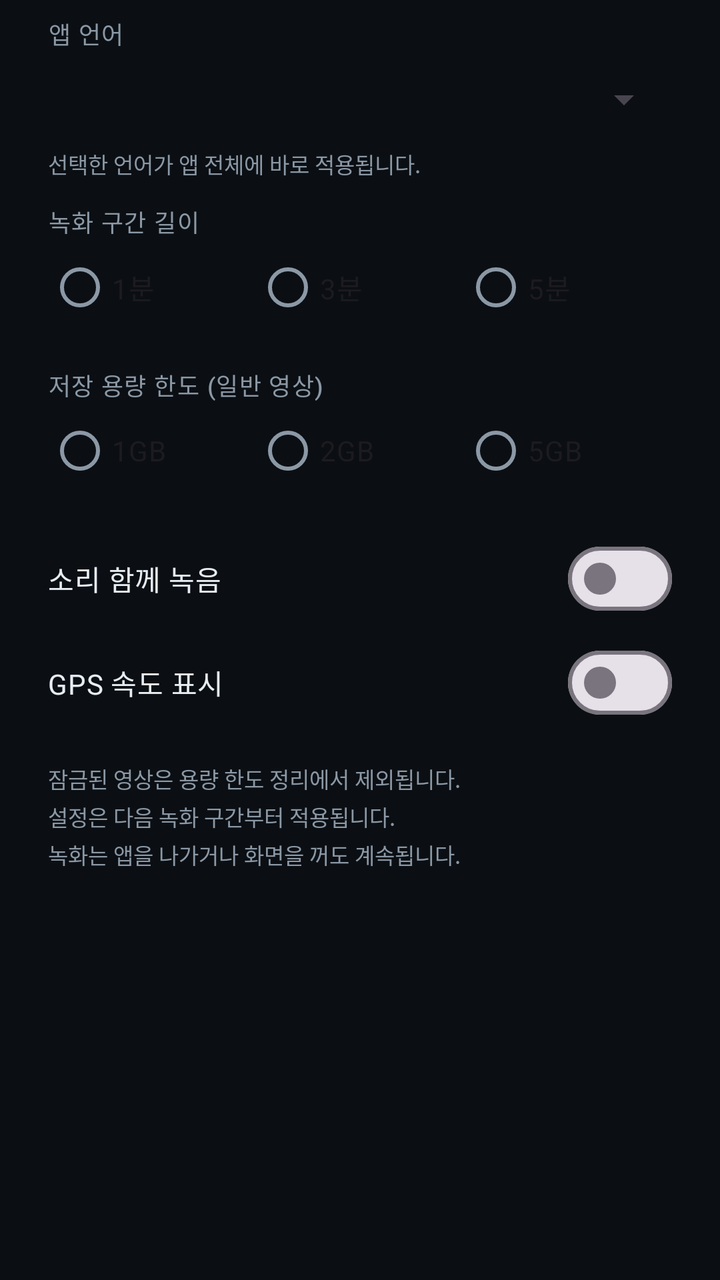
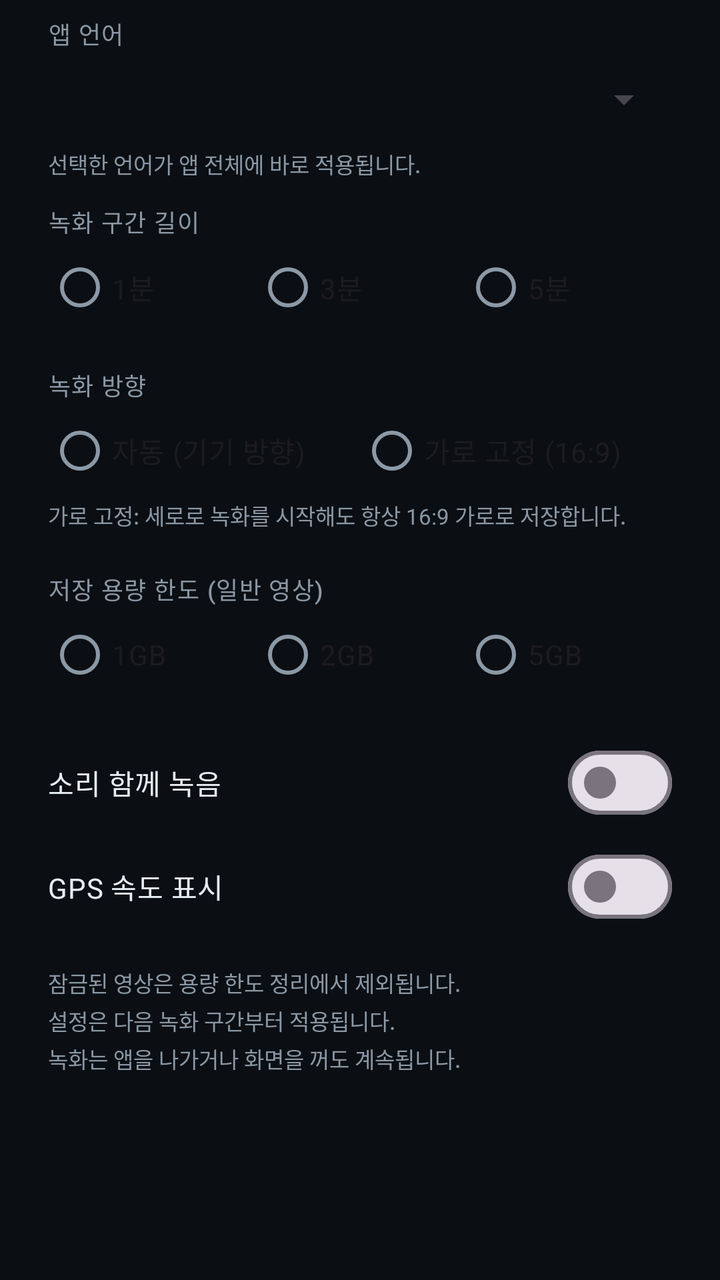

Before-and-after screenshots of an Android layout around one commit, followed by the original layout XML and the change that was made.
<!-- AndroidManifest.xml: application theme Theme.PickleBlackbox -->
<!-- res/layout/dialog_settings.xml -->
<?xml version="1.0" encoding="utf-8"?>
<ScrollView xmlns:android="http://schemas.android.com/apk/res/android"
    xmlns:app="http://schemas.android.com/apk/res-auto"
    android:layout_width="match_parent"
    android:layout_height="wrap_content">

    <LinearLayout
        android:layout_width="match_parent"
        android:layout_height="wrap_content"
        android:orientation="vertical"
        android:paddingHorizontal="24dp"
        android:paddingTop="8dp"
        android:paddingBottom="8dp">

        <TextView
            style="@style/TextAppearance.PickleBlackbox.HudLabel"
            android:layout_width="match_parent"
            android:layout_height="wrap_content"
            android:text="@string/settings_language_title" />

        <Spinner
            android:id="@+id/spLanguage"
            android:layout_width="match_parent"
            android:layout_height="wrap_content"
            android:minHeight="48dp" />

        <TextView
            android:layout_width="match_parent"
            android:layout_height="wrap_content"
            android:layout_marginBottom="12dp"
            android:text="@string/settings_language_note"
            android:textColor="@color/bb_text_dim"
            android:textSize="11sp" />

        <TextView
            style="@style/TextAppearance.PickleBlackbox.HudLabel"
            android:layout_width="match_parent"
            android:layout_height="wrap_content"
            android:text="@string/settings_segment_title" />

        <RadioGroup
            android:id="@+id/rgSegment"
            android:layout_width="match_parent"
            android:layout_height="wrap_content"
            android:orientation="horizontal">

            <RadioButton
                android:id="@+id/rbSegment1"
                android:layout_width="0dp"
                android:layout_height="wrap_content"
                android:layout_weight="1"
                android:text="@string/settings_segment_1min" />

            <RadioButton
                android:id="@+id/rbSegment3"
                android:layout_width="0dp"
                android:layout_height="wrap_content"
                android:layout_weight="1"
                android:text="@string/settings_segment_3min" />

            <RadioButton
                android:id="@+id/rbSegment5"
                android:layout_width="0dp"
                android:layout_height="wrap_content"
                android:layout_weight="1"
                android:text="@string/settings_segment_5min" />
        </RadioGroup>

        <TextView
            style="@style/TextAppearance.PickleBlackbox.HudLabel"
            android:layout_width="match_parent"
            android:layout_height="wrap_content"
            android:layout_marginTop="16dp"
            android:text="@string/settings_storage_title" />

        <RadioGroup
            android:id="@+id/rgStorage"
            android:layout_width="match_parent"
            android:layout_height="wrap_content"
            android:orientation="horizontal">

            <RadioButton
                android:id="@+id/rbStorage1"
                android:layout_width="0dp"
                android:layout_height="wrap_content"
                android:layout_weight="1"
                android:text="@string/settings_storage_1gb" />

            <RadioButton
                android:id="@+id/rbStorage2"
                android:layout_width="0dp"
                android:layout_height="wrap_content"
                android:layout_weight="1"
                android:text="@string/settings_storage_2gb" />

            <RadioButton
                android:id="@+id/rbStorage5"
                android:layout_width="0dp"
                android:layout_height="wrap_content"
                android:layout_weight="1"
                android:text="@string/settings_storage_5gb" />
        </RadioGroup>

        <com.google.android.material.materialswitch.MaterialSwitch
            android:id="@+id/swAudio"
            android:layout_width="match_parent"
            android:layout_height="wrap_content"
            android:layout_marginTop="16dp"
            android:text="@string/settings_record_audio"
            android:textColor="@color/bb_text" />

        <com.google.android.material.materialswitch.MaterialSwitch
            android:id="@+id/swSpeed"
            android:layout_width="match_parent"
            android:layout_height="wrap_content"
            android:layout_marginTop="4dp"
            android:text="@string/settings_show_speed"
            android:textColor="@color/bb_text" />

        <TextView
            android:layout_width="match_parent"
            android:layout_height="wrap_content"
            android:layout_marginTop="16dp"
            android:lineSpacingExtra="3dp"
            android:text="@string/settings_note"
            android:textColor="@color/bb_text_dim"
            android:textSize="11sp" />
    </LinearLayout>
</ScrollView>
<!-- resources referenced by this layout -->
<resources>
  <color name="bb_text">#FFE6EDF3</color>
  <color name="bb_text_dim">#FF8B98A5</color>
  <string name="settings_language_note">선택한 언어가 앱 전체에 바로 적용됩니다.</string>
  <string name="settings_language_title">앱 언어</string>
  <string name="settings_note">잠금된 영상은 용량 한도 정리에서 제외됩니다.\n설정은 다음 녹화 구간부터 적용됩니다.\n녹화는 앱을 나가거나 화면을 꺼도 계속됩니다.</string>
  <string name="settings_record_audio">소리 함께 녹음</string>
  <string name="settings_segment_1min">1분</string>
  <string name="settings_segment_3min">3분</string>
  <string name="settings_segment_5min">5분</string>
  <string name="settings_segment_title">녹화 구간 길이</string>
  <string name="settings_show_speed">GPS 속도 표시</string>
  <string name="settings_storage_1gb">1GB</string>
  <string name="settings_storage_2gb">2GB</string>
  <string name="settings_storage_5gb">5GB</string>
  <string name="settings_storage_title">저장 용량 한도 (일반 영상)</string>
  <style name="TextAppearance.PickleBlackbox.HudLabel" parent="TextAppearance.Material3.LabelMedium">
          <item name="android:textColor">@color/bb_text_dim</item>
          <item name="android:letterSpacing">0.04</item>
      </style>
  <style name="Theme.PickleBlackbox" parent="Theme.Material3.DayNight.NoActionBar">
          <item name="colorPrimary">@color/bb_primary</item>
          <item name="colorOnPrimary">@color/bb_on_primary</item>
          <item name="colorPrimaryContainer">@color/bb_primary_container</item>
          <item name="colorOnPrimaryContainer">@color/bb_text</item>
          <item name="colorSecondary">@color/bb_accent</item>
          <item name="colorSurface">@color/bb_surface</item>
          <item name="colorOnSurface">@color/bb_text</item>
          <item name="colorOnSurfaceVariant">@color/bb_text_dim</item>
          <item name="android:colorBackground">@color/bb_background</item>
          <item name="android:windowBackground">@color/bb_background</item>
          <item name="android:statusBarColor">@android:color/black</item>
          <item name="android:navigationBarColor">@android:color/black</item>
          <item name="android:windowLightStatusBar">false</item>
          <item name="materialAlertDialogTheme">@style/Theme.PickleBlackbox.Dialog</item>
      </style>
  <color name="bb_primary">#FFFF3B30</color>
  <color name="bb_on_primary">#FFFFFFFF</color>
  <color name="bb_primary_container">#FF3A1210</color>
  <color name="bb_accent">#FF29B6F6</color>
  <color name="bb_surface">#FF131A22</color>
  <color name="bb_background">#FF0B0F14</color>
  <style name="Theme.PickleBlackbox.Dialog" parent="ThemeOverlay.Material3.MaterialAlertDialog">
          <item name="colorSurface">@color/bb_surface_high</item>
          <item name="colorOnSurface">@color/bb_text</item>
      </style>
  <color name="bb_surface_high">#FF1B242E</color>
</resources>

<!-- the commit's change to res/layout/dialog_settings.xml (unified diff, before → after) -->
@@ -71,6 +71,42 @@
             android:layout_width="match_parent"
             android:layout_height="wrap_content"
             android:layout_marginTop="16dp"
+            android:text="@string/settings_orientation_title" />
+
+        <RadioGroup
+            android:id="@+id/rgOrientation"
+            android:layout_width="match_parent"
+            android:layout_height="wrap_content"
+            android:orientation="horizontal">
+
+            <RadioButton
+                android:id="@+id/rbOrientationAuto"
+                android:layout_width="0dp"
+                android:layout_height="wrap_content"
+                android:layout_weight="1"
+                android:text="@string/settings_orientation_auto" />
+
+            <RadioButton
+                android:id="@+id/rbOrientationLandscape"
+                android:layout_width="0dp"
+                android:layout_height="wrap_content"
+                android:layout_weight="1"
+                android:text="@string/settings_orientation_landscape" />
+        </RadioGroup>
+
+        <TextView
+            android:layout_width="match_parent"
+            android:layout_height="wrap_content"
+            android:layout_marginBottom="4dp"
+            android:text="@string/settings_orientation_note"
+            android:textColor="@color/bb_text_dim"
+            android:textSize="11sp" />
+
+        <TextView
+            style="@style/TextAppearance.PickleBlackbox.HudLabel"
+            android:layout_width="match_parent"
+            android:layout_height="wrap_content"
+            android:layout_marginTop="16dp"
             android:text="@string/settings_storage_title" />
 
         <RadioGroup
<!-- resource entries referenced after the edit -->
@@ -5,6 +5,10 @@
   <string name="settings_language_note">선택한 언어가 앱 전체에 바로 적용됩니다.</string>
   <string name="settings_language_title">앱 언어</string>
   <string name="settings_note">잠금된 영상은 용량 한도 정리에서 제외됩니다.\n설정은 다음 녹화 구간부터 적용됩니다.\n녹화는 앱을 나가거나 화면을 꺼도 계속됩니다.</string>
+  <string name="settings_orientation_auto">자동 (기기 방향)</string>
+  <string name="settings_orientation_landscape">가로 고정 (16:9)</string>
+  <string name="settings_orientation_note">가로 고정: 세로로 녹화를 시작해도 항상 16:9 가로로 저장합니다.</string>
+  <string name="settings_orientation_title">녹화 방향</string>
   <string name="settings_record_audio">소리 함께 녹음</string>
   <string name="settings_segment_1min">1분</string>
   <string name="settings_segment_3min">3분</string>
